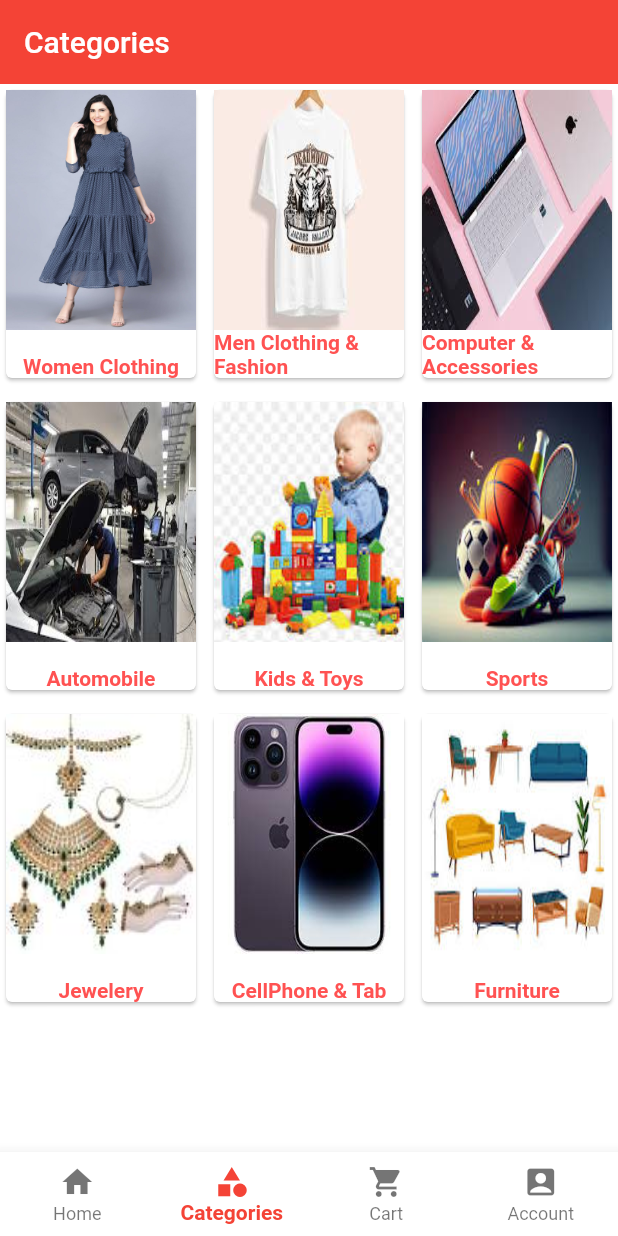
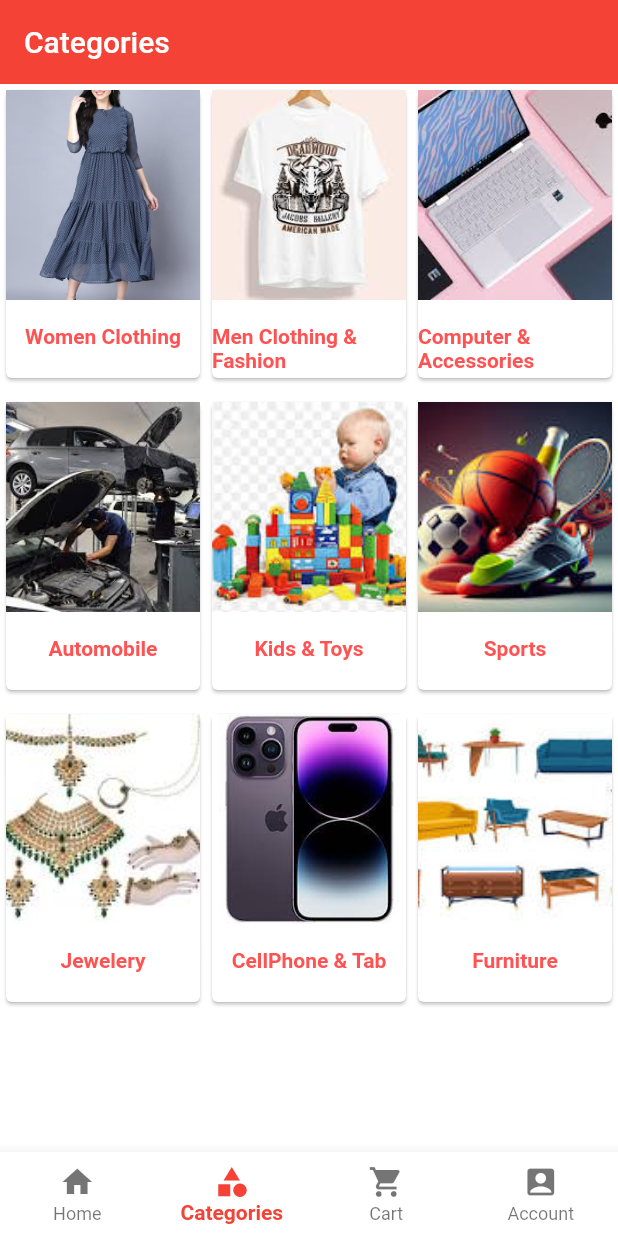
Before and after one commit to naveensirsi97/shop_now, a Flutter app: the screen it shows once a user with an empty profile is signed in, item 2 of the bottom bar chosen, on a phone screen of 412 x 824 dp. Run offline on Flutter 3.47's test engine with Material 2 defaults, Android fonts, the light colour scheme and no system bars; our stand-ins replace cloud_firestore, firebase_auth, firebase_core, firebase_storage, get, image_picker and 1 more; accounts and stored records are empty.

Commit message:
some bug fix

```diff
--- a/lib/ui/screen/category_screen/category_screen.dart
+++ b/lib/ui/screen/category_screen/category_screen.dart
@@ -35,7 +35,7 @@ class CategoryScreen extends StatelessWidget {
               gridDelegate: const SliverGridDelegateWithFixedCrossAxisCount(
                   crossAxisCount: 3,
                   mainAxisSpacing: 8,
-                  crossAxisSpacing: 4,
+                  //  crossAxisSpacing: 4,
                   mainAxisExtent: 200),
               itemBuilder: (context, index) {
                 return InkWell(
@@ -51,11 +51,12 @@ class CategoryScreen extends StatelessWidget {
                       children: [
                         Image.asset(
                           categoryImageList[index],
-                          height: 160,
-                          width: 200,
-                          fit: BoxFit.fill,
+                          height: 140,
+                          width: 140,
+                          fit: BoxFit.cover,
                         ),
-                        const Spacer(),
+                        // const Spacer(),
+                        16.heightBox,
                         Align(
                           alignment: Alignment.center,
                           child: Text(
--- a/lib/ui/screen/category_screen/item_details.dart
+++ b/lib/ui/screen/category_screen/item_details.dart
@@ -84,7 +84,7 @@ class ItemDetails extends StatelessWidget {
                           return Image.network(
                             data['p_imgs'][index],
                             width: MediaQuery.of(context).size.width,
-                            fit: BoxFit.fill,
+                            fit: BoxFit.cover,
                           );
                           //  Container(
                           //   width: MediaQuery.of(context).size.width,
```
Also changed, not shown: lib/ui/screen/home_screen/home_screen.dart (+9 -6 lines).
